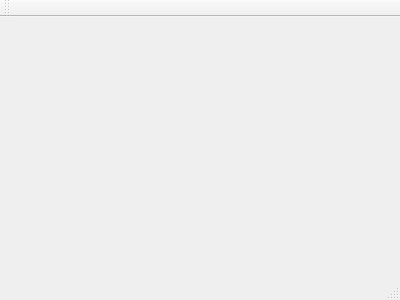
Old version of the form QuixoProjet/QuixoProjet/mon_jeu.ui in the repository PierrickAlexis/Quixo_Game.
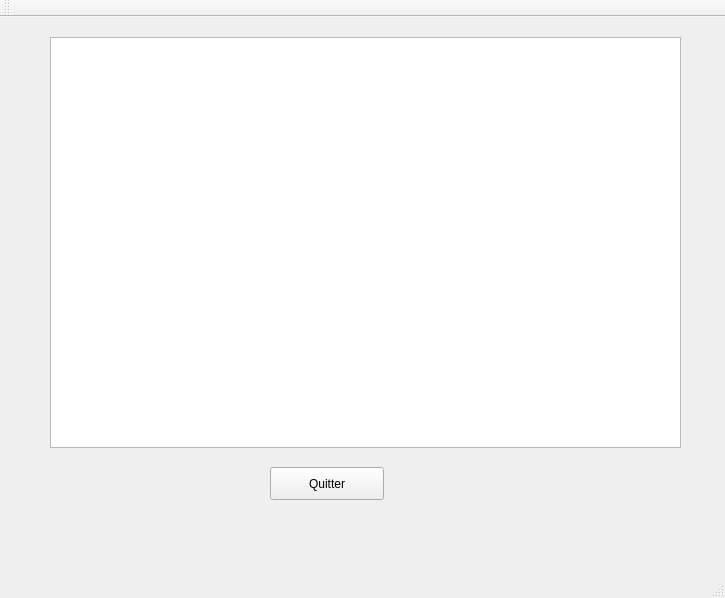
New version of the form.

Commit message: Push tableau 5x5 neutre

What changed in the file:
```diff
--- a/QuixoProjet/QuixoProjet/mon_jeu.ui
+++ b/QuixoProjet/QuixoProjet/mon_jeu.ui
@@ -1,24 +1,63 @@
 <ui version="4.0">
  <class>mon_jeu</class>
- <widget class="QMainWindow" name="mon_jeu" >
-  <property name="geometry" >
+ <widget class="QMainWindow" name="mon_jeu">
+  <property name="geometry">
    <rect>
     <x>0</x>
     <y>0</y>
-    <width>400</width>
-    <height>300</height>
+    <width>725</width>
+    <height>598</height>
    </rect>
   </property>
   <property name="windowTitle" >
    <string>mon_jeu</string>
   </property>
-  <widget class="QMenuBar" name="menuBar" />
-  <widget class="QToolBar" name="mainToolBar" />
-  <widget class="QWidget" name="centralWidget" />
-  <widget class="QStatusBar" name="statusBar" />
+  <widget class="QWidget" name="centralWidget">
+   <widget class="QPushButton" name="pushButton">
+    <property name="geometry">
+     <rect>
+      <x>270</x>
+      <y>450</y>
+      <width>114</width>
+      <height>33</height>
+     </rect>
+    </property>
+    <property name="text">
+     <string>Quitter</string>
+    </property>
+   </widget>
+   <widget class="QGraphicsView" name="ma_vue">
+    <property name="geometry">
+     <rect>
+      <x>50</x>
+      <y>20</y>
+      <width>631</width>
+      <height>411</height>
+     </rect>
+    </property>
+   </widget>
+  </widget>
+  <widget class="QMenuBar" name="menuBar">
+   <property name="geometry">
+    <rect>
+     <x>0</x>
+     <y>0</y>
+     <width>725</width>
+     <height>27</height>
+    </rect>
+   </property>
+  </widget>
+  <widget class="QToolBar" name="mainToolBar">
+   <attribute name="toolBarArea">
+    <enum>TopToolBarArea</enum>
+   </attribute>
+   <attribute name="toolBarBreak">
+    <bool>false</bool>
+   </attribute>
+  </widget>
+  <widget class="QStatusBar" name="statusBar"/>
  </widget>
- <layoutDefault spacing="6" margin="11" />
- <pixmapfunction></pixmapfunction>
+ <layoutdefault spacing="6" margin="11"/>
  <resources/>
  <connections/>
 </ui>
```
Left out of the diff: 22 changed lines with no effect on the pictures. The commit also changes 15 other files.
